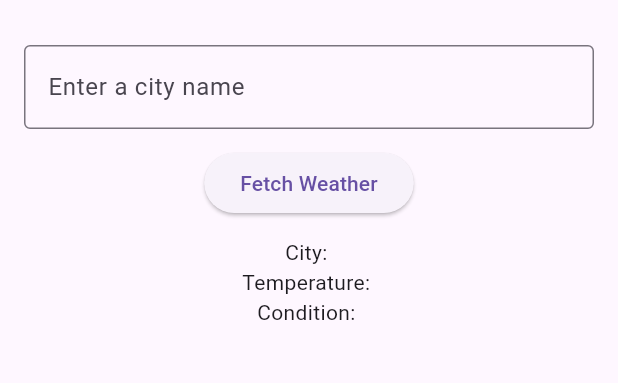
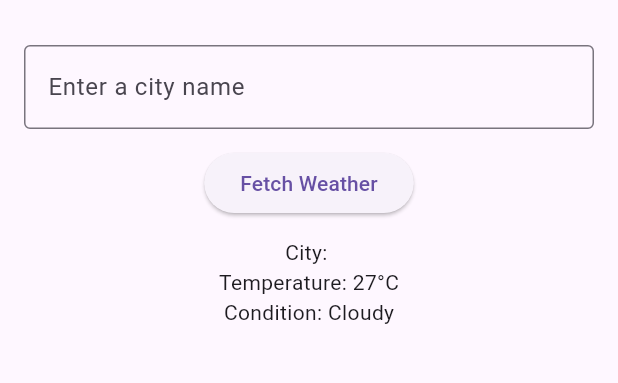
Before and after one commit to KaozhiChen/weather_info_app, a Flutter app: the screen it shows after launch, after a tap on "Fetch Weather", on a phone screen of 412 x 824 dp, the part 63-446 px from its top. Run offline on Flutter 3.47's test engine with Material 3 defaults, Android fonts, the phone set to English and light mode, and no system bars.

Commit message:
Displayed simulated weather information

```diff
--- a/lib/main.dart
+++ b/lib/main.dart
@@ -34,8 +34,7 @@ class _WeatherPageState extends State<WeatherPage> {
   void _fetchWeather() {
     setState(() {
       cityName = _cityController.text;
-      temperature =
-          '${15 + Random().nextInt(16)}°C'; // Random temp between 15°C and 30°C
+      temperature = '${15 + Random().nextInt(16)}°C';
       List<String> conditions = ['Sunny', 'Cloudy', 'Rainy'];
       weatherCondition = conditions[Random().nextInt(conditions.length)];
     });
@@ -60,13 +59,13 @@ class _WeatherPageState extends State<WeatherPage> {
             ),
             const SizedBox(height: 12),
             ElevatedButton(
-              onPressed: () {},
+              onPressed: _fetchWeather,
               child: const Text('Fetch Weather'),
             ),
             const SizedBox(height: 12),
-            const Text('City: '),
-            const Text('Temperature: '),
-            const Text('Condition: '),
+            Text('City: $cityName'),
+            Text('Temperature: $temperature'),
+            Text('Condition: $weatherCondition'),
           ],
         ),
       ),
```
